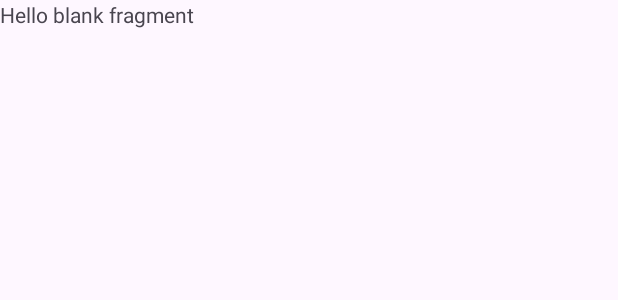
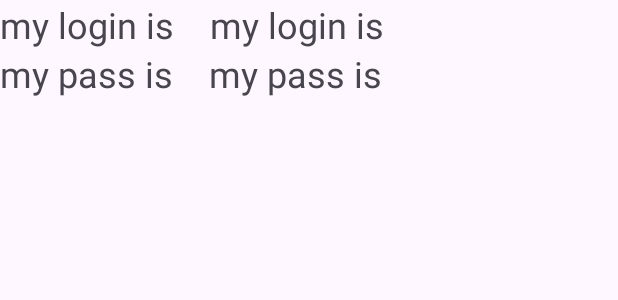
Before and after one commit to KarenBagratyan1992/AppProjectKaren, an Android app: the layout fragment_user_result.xml on its own in the app's theme, with its tools: preview values and no code run, on a phone screen of 412 x 824 dp. Shown: the top 300 px of the screen. Run offline under Robolectric (Android 15) with nearby library versions, the phone set to English and light mode, and no system bars.

```diff
--- /dev/null
+++ b/app/src/main/java/com/example/appprojectkaren/data/localdatasource/sharedPref/storageDi/MainRepoImpleKoinModel.kt
@@ -0,0 +1,6 @@
+package com.example.appprojectkaren.data.localdatasource.sharedPref.storageDi
+
+import com.example.appprojectkaren.data.localdatasource.sharedPref.MainRepoImple
+import org.koin.dsl.module
+
+val mainRepoKoinModel = module { single { MainRepoImple(storage = get()) } }
--- /dev/null
+++ b/app/src/main/java/com/example/appprojectkaren/data/localdatasource/storage/localDataStorageDi/LocalDataStorageKoinModel.kt
@@ -0,0 +1,6 @@
+package com.example.appprojectkaren.data.localdatasource.storage.localDataStorageDi
+
+import com.example.appprojectkaren.data.localdatasource.storage.LocalDataStorageImple
+import org.koin.dsl.module
+
+val localDataStorageImpleKoinModel = module { single { LocalDataStorageImple(context = get()) } }
--- a/app/src/main/java/com/example/appprojectkaren/presentation/MainViewModel.kt
+++ b/app/src/main/java/com/example/appprojectkaren/presentation/MainViewModel.kt
@@ -16,6 +16,7 @@ class MainViewModel(
     private val _data: MutableLiveData<String> = MutableLiveData()
     var data: LiveData<String> = _data
 
+
     suspend fun saved(log: String, pass: String) {
         val text = LoginPasswordModel(login = log, password = pass)
 
--- a/app/src/main/java/com/example/appprojectkaren/presentation/UserFragment.kt
+++ b/app/src/main/java/com/example/appprojectkaren/presentation/UserFragment.kt
@@ -4,20 +4,19 @@ import androidx.fragment.app.Fragment
 import android.view.LayoutInflater
 import android.view.View
 import android.view.ViewGroup
-import androidx.lifecycle.ViewModelProvider
 import com.example.myloginapp.databinding.FragmentUserBinding
 import kotlinx.coroutines.CoroutineScope
 import kotlinx.coroutines.Dispatchers
 import kotlinx.coroutines.launch
-
+import org.koin.androidx.viewmodel.ext.android.viewModel
 
 
 class UserFragment() : Fragment() {
 
 
     private var binding: FragmentUserBinding? = null
+    private val  vm:MainViewModel by viewModel()
 
-    var  vm = ViewModelProvider(this).get(MainViewModel::class.java)
 
 
     override fun onCreateView(
--- a/app/src/main/res/layout/fragment_user_result.xml
+++ b/app/src/main/res/layout/fragment_user_result.xml
@@ -1,14 +1,56 @@
 <?xml version="1.0" encoding="utf-8"?>
-<FrameLayout xmlns:android="http://schemas.android.com/apk/res/android"
+<androidx.constraintlayout.widget.ConstraintLayout xmlns:android="http://schemas.android.com/apk/res/android"
+    xmlns:app="http://schemas.android.com/apk/res-auto"
     xmlns:tools="http://schemas.android.com/tools"
     android:layout_width="match_parent"
     android:layout_height="match_parent"
-    tools:context=".presentation.UserResultFragment">
+    tools:context="com.example.appprojectkaren.presentation.UserResultFragment">
 
-    <!-- TODO: Update blank fragment layout -->
+
     <TextView
-        android:layout_width="match_parent"
-        android:layout_height="match_parent"
-        android:text="@string/hello_blank_fragment" />
+        android:id="@+id/my_log"
+        android:layout_width="wrap_content"
+        android:layout_height="wrap_content"
+        android:text="my login is"
+        android:textSize="24dp"
+        app:layout_constraintStart_toStartOf="parent"
+        app:layout_constraintTop_toTopOf="parent"
 
-</FrameLayout>
+        />
+
+    <TextView
+        android:id="@+id/my_log_result"
+        android:layout_width="wrap_content"
+        android:layout_height="wrap_content"
+        android:layout_marginStart="24dp"
+        android:text="my login is"
+        android:textSize="24dp"
+        app:layout_constraintStart_toEndOf="@id/my_log"
+        app:layout_constraintTop_toTopOf="parent"
+
+        />
+
+    <TextView
+        android:id="@+id/my_pass"
+        android:layout_width="wrap_content"
+        android:layout_height="wrap_content"
+        android:layout_marginEnd="16dp"
+        android:text="my pass is"
+        android:textSize="24dp"
+        app:layout_constraintStart_toStartOf="parent"
+        app:layout_constraintTop_toBottomOf="@id/my_log"
+
+        />
+
+    <TextView
+        android:id="@+id/my_pass_result"
+        android:layout_width="wrap_content"
+        android:layout_height="wrap_content"
+        android:text="my pass is"
+        android:textSize="24dp"
+        android:layout_marginStart="24dp"
+        app:layout_constraintStart_toEndOf="@id/my_pass"
+        app:layout_constraintTop_toTopOf="@id/my_pass"
+
+        />
+</androidx.constraintlayout.widget.ConstraintLayout>
```
Also changed, not shown: app/src/main/java/com/example/appprojectkaren/domein/usecase/useCaseDi/GetUseCaseKoinModel.kt (added, +8 -0 lines), app/src/main/java/com/example/appprojectkaren/domein/usecase/useCaseDi/SaveUseCaseKoinModel.kt (added, +11 -0 lines), app/src/main/java/com/example/appprojectkaren/presentation/AppProjectKaren.kt (added, +26 -0 lines), app/src/main/java/com/example/appprojectkaren/presentation/UserResultFragment.kt (+14 -4 lines), app/src/main/java/com/example/appprojectkaren/presentation/mvvmDi/MvvmKoinModel.kt (added, +9 -0 lines).
